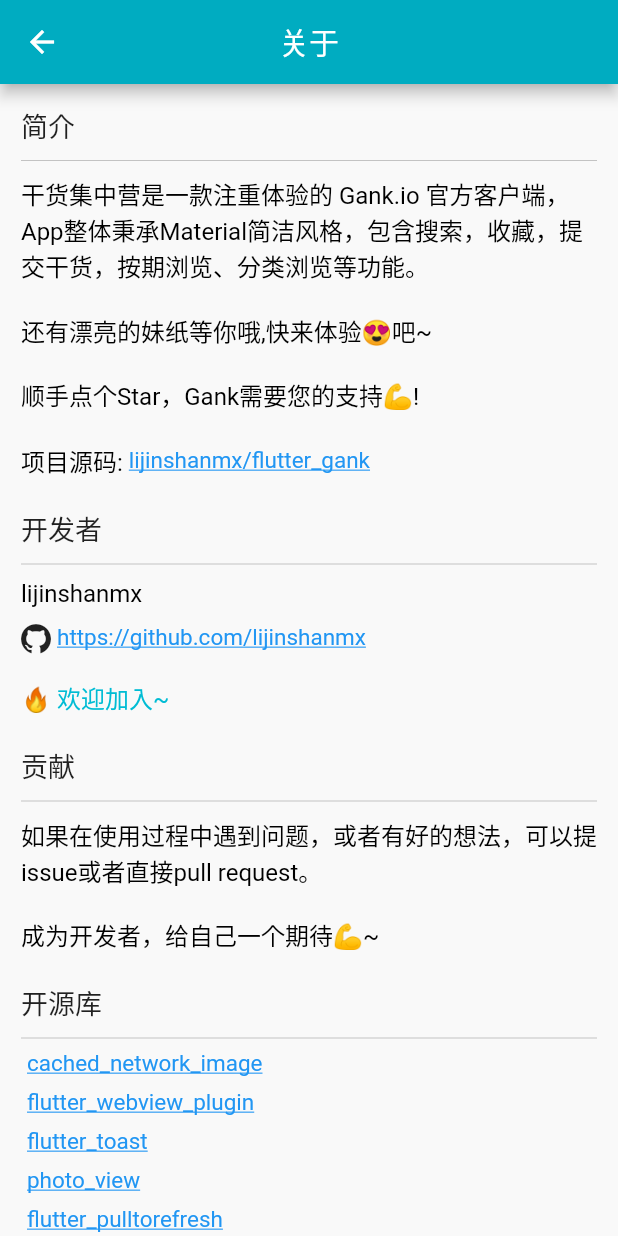
After one commit to yutiansut/flutter_gank, a Flutter app: the AboutActivity screen opened directly, on a phone screen of 412 x 824 dp. The commit adds this screen. Run offline on Flutter 3.47's test engine with Material 2 defaults, Android fonts, the phone set to English and light mode, and no system bars; our stand-ins replace cached_network_image, dio, event_bus, fluttertoast, photo_view, pull_to_refresh and 1 more; missing offline and left inert: flutter_parallax, flutter_webview_plugin, objectdb; accounts and stored records are empty; network calls fail.

Commit message:
add about page.

```diff
--- /dev/null
+++ b/lib/activity/activity_about.dart
@@ -0,0 +1,215 @@
+import 'package:flutter/gestures.dart';
+import 'package:flutter/material.dart';
+import 'package:flutter_gank/constant/strings.dart';
+import 'package:url_launcher/url_launcher.dart';
+
+class AboutActivity extends StatefulWidget {
+  @override
+  _AboutActivityState createState() => _AboutActivityState();
+}
+
+class _AboutActivityState extends State<AboutActivity> {
+  @override
+  Widget build(BuildContext context) {
+    TextStyle linkTextStyle = Theme.of(context).textTheme.body1.copyWith(
+        color: Theme.of(context).accentColor,
+        fontSize: 15,
+        decoration: TextDecoration.underline);
+    TextStyle linkTitleStyle = Theme.of(context).textTheme.body1;
+    return Scaffold(
+      appBar: AppBar(
+        title: Text(STRING_ABOUT),
+        centerTitle: true,
+      ),
+      body: ListView(
+        children: <Widget>[
+          Padding(
+            padding: const EdgeInsets.all(14.0),
+            child: Column(
+              crossAxisAlignment: CrossAxisAlignment.start,
+              children: <Widget>[
+                Text(STRING_TITLE_DESC,
+                    style: Theme.of(context).textTheme.title),
+                Padding(
+                  padding: const EdgeInsets.symmetric(vertical: 10.0),
+                  child: Divider(height: 0.0),
+                ),
+                Text(STRING_GANK_DESC,
+                    style: Theme.of(context).textTheme.body1),
+                Padding(
+                  padding: const EdgeInsets.only(top: 20, bottom: 10),
+                  child: Row(
+                    children: <Widget>[
+                      Padding(
+                        padding: const EdgeInsets.only(right: 4.0),
+                        child: Text(
+                          STRING_SOURCE_CODE,
+                          style: linkTitleStyle,
+                        ),
+                      ),
+                      RichText(
+                          text: TextSpan(children: <TextSpan>[
+                        TextSpan(
+                            style: Theme.of(context).textTheme.body1.copyWith(
+                                color: Theme.of(context).accentColor,
+                                fontSize: 15,
+                                decoration: TextDecoration.underline),
+                            text: "lijinshanmx/flutter_gank",
+                            recognizer: TapGestureRecognizer()
+                              ..onTap = () {
+                                launch(
+                                    'https://github.com/lijinshanmx/flutter_gank');
+                              })
+                      ]))
+                    ],
+                  ),
+                ),
+                Padding(
+                  padding: const EdgeInsets.only(top: 10.0),
+                  child: Text(STRING_DEVELOPER,
+                      style: Theme.of(context).textTheme.title),
+                ),
+                Padding(
+                  padding: const EdgeInsets.symmetric(vertical: 10.0),
+                  child: Divider(height: 0.0),
+                ),
+                Text("lijinshanmx", style: Theme.of(context).textTheme.body1),
+                Padding(
+                  padding: const EdgeInsets.symmetric(vertical: 10),
+                  child: Row(
+                    children: <Widget>[
+                      Padding(
+                        padding: const EdgeInsets.only(right: 4.0),
+                        child: Icon(
+                          IconData(0xe845, fontFamily: "IconFont"),
+                          size: 20,
+                        ),
+                      ),
+                      RichText(
+                          text: TextSpan(children: <TextSpan>[
+                        TextSpan(
+                            style: Theme.of(context).textTheme.body1.copyWith(
+                                color: Theme.of(context).accentColor,
+                                fontSize: 15,
+                                decoration: TextDecoration.underline),
+                            text: "https://github.com/lijinshanmx",
+                            recognizer: TapGestureRecognizer()
+                              ..onTap = () {
+                                launch('https://github.com/lijinshanmx');
+                              })
+                      ]))
+                    ],
+                  ),
+                ),
+                Padding(
+                  padding: const EdgeInsets.only(top: 8.0),
+                  child: Text(STRING_JOIN,
+                      style: Theme.of(context)
+                          .textTheme
+                          .body1
+                          .copyWith(color: Colors.cyan)),
+                ),
+                Padding(
+                  padding: const EdgeInsets.only(top: 20.0),
+                  child: Text(STRING_CONTRIBUTION,
+                      style: Theme.of(context).textTheme.title),
+                ),
+                Padding(
+                  padding: const EdgeInsets.symmetric(vertical: 10.0),
+                  child: Divider(height: 0.0),
+                ),
+                Text(STRING_GANK_CONTRIBUTION,
+                    style: Theme.of(context).textTheme.body1),
+                Padding(
+                  padding: const EdgeInsets.only(top: 20.0),
+                  child: Text(STRING_OPEN_SOURCE_LIBRARY,
+                      style: Theme.of(context).textTheme.title),
+                ),
+                Padding(
+                  padding: const EdgeInsets.only(top: 10.0),
+                  child: Divider(height: 0.0),
+                ),
+                buildLinkText(
+                    'cached_network_image',
+                    'https://github.com/renefloor/flutter_cached_network_image',
+                    linkTitleStyle,
+                    linkTextStyle),
+                buildLinkText(
+                    'flutter_webview_plugin',
+                    'https://github.com/dart-flitter/flutter_webview_plugin',
+                    linkTitleStyle,
+                    linkTextStyle),
+                buildLinkText(
+                    'flutter_toast',
+                    'https://github.com/PonnamKarthik/FlutterToast',
+                    linkTitleStyle,
+                    linkTextStyle),
+                buildLinkText(
+                    'photo_view',
+                    'https://github.com/renancaraujo/photo_view',
+                    linkTitleStyle,
+                    linkTextStyle),
+                buildLinkText(
+                    'flutter_pulltorefresh',
+                    'https://github.com/peng8350/flutter_pulltorefresh',
+                    linkTitleStyle,
+                    linkTextStyle),
+                buildLinkText('dio', 'https://github.com/flutterchina/dio',
+                    linkTitleStyle, linkTextStyle),
+                buildLinkText(
+                    'objectdb',
+                    'https://github.com/netz-chat/objectdb',
+                    linkTitleStyle,
+                    linkTextStyle),
+                buildLinkText(
+                    'event-bus',
+                    'http://code.makery.ch/library/dart-event-bus',
+                    linkTitleStyle,
+                    linkTextStyle),
+                buildLinkText(
+                    'flutter_parallax',
+                    'https://github.com/letsar/flutter_parallax',
+                    linkTitleStyle,
+                    linkTextStyle),
+                buildLinkText(
+                    'url_launcher',
+                    'https://github.com/flutter/plugins/tree/master/packages/url_launcher',
+                    linkTitleStyle,
+                    linkTextStyle),
+              ],
+            ),
+          ),
+        ],
+      ),
+    );
+  }
+
+  Widget buildLinkText(
+      title, url, TextStyle linkTitleStyle, TextStyle linkTextStyle) {
+    return Padding(
+      padding: const EdgeInsets.only(top: 8.0),
+      child: Row(
+        children: <Widget>[
+          Padding(
+            padding: const EdgeInsets.only(right: 4.0),
+          ),
+          RichText(
+              text: TextSpan(children: <TextSpan>[
+            TextSpan(
+                style: linkTextStyle,
+                text: title,
+                recognizer: TapGestureRecognizer()
+                  ..onTap = () {
+                    launch(url);
+                  })
+          ]))
+        ],
+      ),
+    );
+  }
+
+  @override
+  void initState() {
+    super.initState();
+  }
+}
--- a/lib/constant/strings.dart
+++ b/lib/constant/strings.dart
@@ -9,7 +9,7 @@
 
 const String STRING_GIRL = '妹子';
 
-const String STRING_ABOUTME = '关于我';
+const String STRING_ABOUT = '关于';
 
 const String STRING_GANK = "干货";
 
@@ -61,6 +61,23 @@
 
 const String STRING_CANCEL = "取消";
 
+const String STRING_TITLE_DESC = "简介";
+
+const String STRING_SOURCE_CODE = "项目源码:";
+
+const String STRING_DEVELOPER = "开发者";
+
+const String STRING_CONTRIBUTION = "贡献";
+
+const String STRING_OPEN_SOURCE_LIBRARY = "开源库";
+
+const String STRING_JOIN = "🔥 欢迎加入~";
+
+
+const String STRING_GANK_DESC = '干货集中营是一款注重体验的 Gank.io 官方客户端，App整体秉承Material简洁风格，包含搜索，收藏，提交干货，按期浏览、分类浏览等功能。\n\n还有漂亮的妹纸等你哦,快来体验😍吧~\n\n顺手点个Star，Gank需要您的支持💪!';
+
+const String STRING_GANK_CONTRIBUTION= '如果在使用过程中遇到问题，或者有好的想法，可以提issue或者直接pull request。\n\n成为开发者，给自己一个期待💪~';
+
 ///干货分类
 const List<String> GANK_ALL_CATEGORIES = <String>[
   STRING_GANK_ALL,
```
Also changed, not shown: lib/activity/activity_main.dart (+5 -3 lines), lib/widget/gank_about.dart (deleted, +0 -143 lines), pubspec.yaml (+5 -6 lines), static/font/iconfont.ttf (added), 1 other file.
